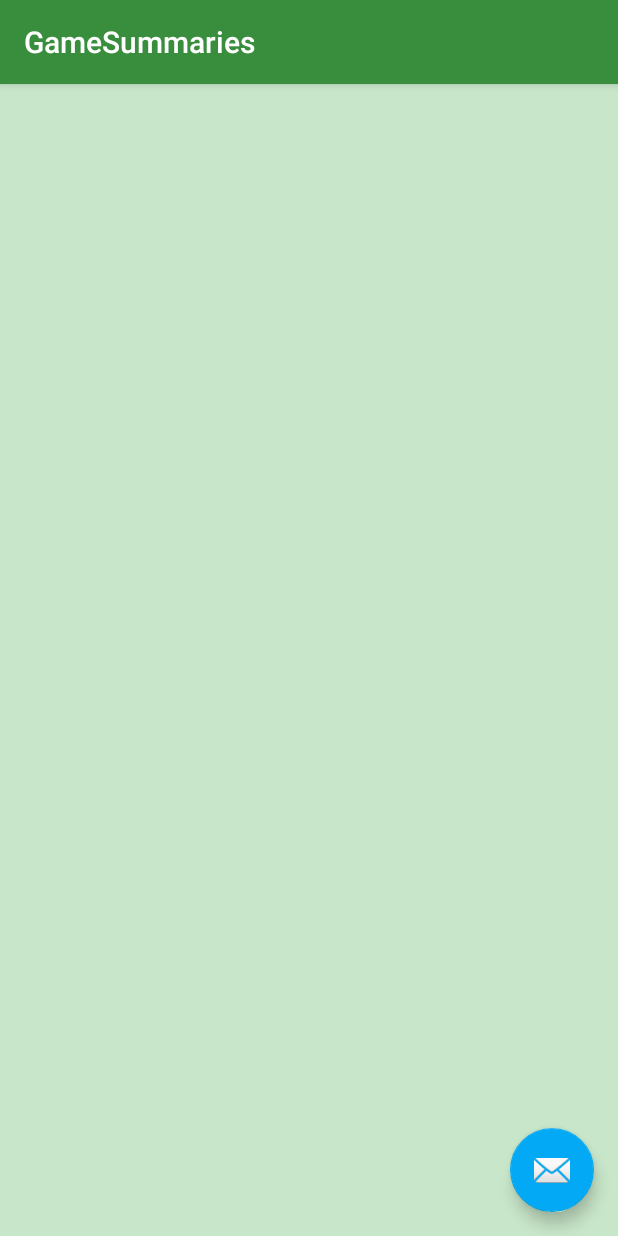
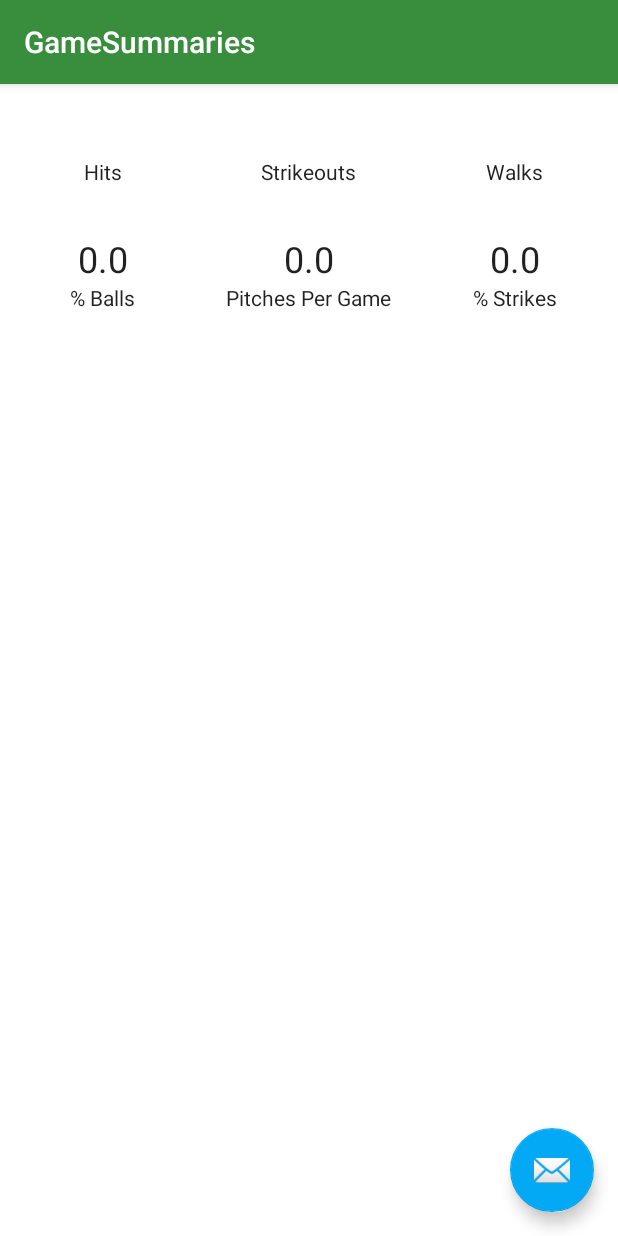
Before and after one commit to akodiakson/Capstone-Project, an Android app: the GameSummaryListActivity screen opened directly, with no data from a screen before it, on a phone screen of 412 x 824 dp. Run offline under Robolectric (Android 15) with nearby library versions, the phone set to English and light mode, and no system bars; 1 statement that could not run was skipped.

Commit message:
-- Stubbed total and average layouts. Calculations for averages and season stats.

```diff
--- a/app/src/main/java/com/akodiakson/pitchcounter/activity/GameSummaryListActivity.java
+++ b/app/src/main/java/com/akodiakson/pitchcounter/activity/GameSummaryListActivity.java
@@ -20,6 +20,7 @@ import com.akodiakson.pitchcounter.data.GameContract;
 import com.akodiakson.pitchcounter.data.GameCursorUtil;
 import com.akodiakson.pitchcounter.data.LoaderIdConstants;
 import com.akodiakson.pitchcounter.model.Game;
+import com.akodiakson.pitchcounter.model.SeasonStatsTO;
 import com.akodiakson.pitchcounter.util.GameSummaryPopulator;
 
 import java.lang.ref.WeakReference;
@@ -42,12 +43,9 @@ public class GameSummaryListActivity extends AppCompatActivity implements Loader
      */
     private boolean mTwoPane;
 
-    private List<Game> gameSummaries;
-
     @Override
     protected void onCreate(Bundle savedInstanceState) {
         super.onCreate(savedInstanceState);
-        System.out.println("GameSummaryListActivity.onCreate");
         setContentView(R.layout.activity_gamesummary_list);
 
         Toolbar toolbar = (Toolbar) findViewById(R.id.toolbar);
@@ -102,12 +100,14 @@ public class GameSummaryListActivity extends AppCompatActivity implements Loader
         System.out.println("GameSummaryListActivity.onLoadFinished");
         switch (loader.getId()) {
             case LoaderIdConstants.LOADER_ID_GET_GAME_SUMMARIES:
-                gameSummaries = new ArrayList<>();
+                List<Game> gameSummaries = new ArrayList<>();
+                SeasonStatsTO seasonStatsTO = new SeasonStatsTO();
                 while(data.moveToNext()) {
                     Game game = GameCursorUtil.buildGame(data);
+                    seasonStatsTO.addGameStats(game);
                     gameSummaries.add(game);
                 }
-                setAdapterData();
+                setAdapterData(gameSummaries, seasonStatsTO);
                 break;
         }
     }
@@ -117,9 +117,11 @@ public class GameSummaryListActivity extends AppCompatActivity implements Loader
 
     }
 
-    private void setAdapterData(){
+    private void setAdapterData(List<Game> gameSummaries, SeasonStatsTO seasonStats){
+        System.out.println("GameSummaryListActivity.setAdapterData");
+        System.out.println("seasonStats = " + seasonStats);
         View recyclerView = findViewById(R.id.gamesummary_list);
         assert recyclerView != null;
-        ((RecyclerView)recyclerView).setAdapter(new GameSummaryAdapter(GameSummaryPopulator.populate(gameSummaries), mTwoPane, new WeakReference<FragmentActivity>(this)));
+        ((RecyclerView)recyclerView).setAdapter(new GameSummaryAdapter(GameSummaryPopulator.populate(gameSummaries, seasonStats), mTwoPane, new WeakReference<FragmentActivity>(this)));
     }
 }
--- a/app/src/main/java/com/akodiakson/pitchcounter/adapter/GameSummaryAdapter.java
+++ b/app/src/main/java/com/akodiakson/pitchcounter/adapter/GameSummaryAdapter.java
@@ -13,8 +13,10 @@ import com.akodiakson.pitchcounter.R;
 import com.akodiakson.pitchcounter.activity.GameSummaryDetailActivity;
 import com.akodiakson.pitchcounter.activity.GameSummaryDetailFragment;
 import com.akodiakson.pitchcounter.adapter.viewholder.GameSummaryViewHolder;
+import com.akodiakson.pitchcounter.adapter.viewholder.SeasonAveragesViewHolder;
 import com.akodiakson.pitchcounter.adapter.viewholder.SeasonTotalsViewHolder;
 import com.akodiakson.pitchcounter.model.Game;
+import com.akodiakson.pitchcounter.model.SeasonStatsTO;
 import com.akodiakson.pitchcounter.model.SummaryItemTO;
 import com.akodiakson.pitchcounter.model.SummaryItemType;
 
@@ -51,6 +53,8 @@ public class GameSummaryAdapter extends RecyclerView.Adapter<RecyclerView.ViewHo
                 holder = new GameSummaryViewHolder(view);
                 break;
             case VIEW_TYPE_SEASON_AVERAGES:
+                view = LayoutInflater.from(parent.getContext()).inflate(R.layout.layout_summaries_season_averages, parent, false);
+                holder = new SeasonAveragesViewHolder(view);
                 break;
             case VIEW_TYPE_SEASON_TOTALS:
                 view = LayoutInflater.from(parent.getContext()).inflate(R.layout.layout_summaries_season_totals, parent, false);
@@ -68,12 +72,24 @@ public class GameSummaryAdapter extends RecyclerView.Adapter<RecyclerView.ViewHo
                 bindGameSummaryItem((GameSummaryViewHolder) holder, position);
                 break;
             case VIEW_TYPE_SEASON_AVERAGES:
-//                bindGameSummaryItem((GameSummaryViewHolder) holder, position);
+                bindAverages((SeasonAveragesViewHolder)holder, position);
                 break;
             case VIEW_TYPE_SEASON_TOTALS:
-//                bindGameSummaryItem((GameSummaryViewHolder) holder, position);
+                bindTotals((SeasonTotalsViewHolder)holder, position);
                 break;
         }
+    }
+
+    private void bindAverages(SeasonAveragesViewHolder holder, int position) {
+        SummaryItemTO summaryItemTO = mValues.get(position);
+        SeasonStatsTO data = (SeasonStatsTO) summaryItemTO.getData();
+        holder.getFirst().setText(String.valueOf(data.calculatePercentBalls()));
+        holder.getSecond().setText(String.valueOf(data.calculateAveragePitchesPerGame()));
+        holder.getThird().setText(String.valueOf(data.calculatePercentStrikes()));
+    }
+
+    private void bindTotals(SeasonTotalsViewHolder holder, int position) {
+
     }
 
     @Override
--- /dev/null
+++ b/app/src/main/java/com/akodiakson/pitchcounter/adapter/viewholder/SeasonAveragesViewHolder.java
@@ -0,0 +1,36 @@
+package com.akodiakson.pitchcounter.adapter.viewholder;
+
+import android.support.v7.widget.RecyclerView;
+import android.view.View;
+import android.widget.TextView;
+
+import com.akodiakson.pitchcounter.R;
+
+/**
+ * Created by ace0808 on 4/22/2016.
+ */
+public class SeasonAveragesViewHolder extends RecyclerView.ViewHolder{
+
+    private TextView first;
+    private TextView second;
+    private TextView third;
+
+    public SeasonAveragesViewHolder(View rowView){
+        super(rowView);
+        first = (TextView) rowView.findViewById(R.id.season_average_balls);
+        second = (TextView) rowView.findViewById(R.id.season_average_pitches);
+        third = (TextView) rowView.findViewById(R.id.season_average_strikes);
+    }
+
+    public TextView getFirst() {
+        return first;
+    }
+
+    public TextView getSecond() {
+        return second;
+    }
+
+    public TextView getThird() {
+        return third;
+    }
+}
--- a/app/src/main/java/com/akodiakson/pitchcounter/data/GameContract.java
+++ b/app/src/main/java/com/akodiakson/pitchcounter/data/GameContract.java
@@ -16,15 +16,28 @@ public final class GameContract {
     public static final String STRIKEOUTS = "strikeouts";
     public static final String WALKS = "walks";
 
-    public static final String GAME_COUNT_FOR_DATE = "gameCountForDate";
-    public static final String GAME_COUNT_FOR_DATE_SELECTION = "count(*) as gameCountForDate";
+    public static final String NUM_GAMES = "numGames";
+    public static final String NUM_GAMES_SELECTION = "count(*) as numGames";
 
     public static final String[] PROJECTION_ALL_COLUMNS = new String[]{
             _ID, DATE, PITCHES, STRIKES, BALLS, HITS, STRIKEOUTS, WALKS
     };
 
     public static final String[] PROJECTION_GAME_COUNT_FOR_DATE = new String[]{
-            GAME_COUNT_FOR_DATE_SELECTION
+            NUM_GAMES_SELECTION
+    };
+
+    public static final String SEASON_NUM_PITCHES = "seasonPitches";
+    public static final String SEASON_NUM_PITCHES_SELECTION = "sum(" + PITCHES + ") as seasonPitches";
+
+    public static final String SEASON_NUM_BALLS = "seasonBalls";
+    public static final String SEASON_NUM_BALLS_SELECTION = "sum(" + BALLS + ") as seasonBalls";
+
+    public static final String SEASON_NUM_STRIKES = "seasonStrikes";
+    public static final String SEASON_NUM_STRIKES_SELECTION = "sum(" + STRIKES + ") as seasonStrikes";
+
+    public static final String[] PROJECTION_SUMMARY_CALCULATIONS = new String[]{
+            NUM_GAMES_SELECTION, SEASON_NUM_PITCHES_SELECTION, SEASON_NUM_BALLS_SELECTION, SEASON_NUM_STRIKES_SELECTION
     };
 
     public static final String SQL_CREATE = "CREATE TABLE " +
--- a/app/src/main/java/com/akodiakson/pitchcounter/data/LoaderIdConstants.java
+++ b/app/src/main/java/com/akodiakson/pitchcounter/data/LoaderIdConstants.java
@@ -17,6 +17,5 @@ public final class LoaderIdConstants {
     public static final int LOADER_ID_GET_GAME_SUMMARIES = 10;
     public static final int LOADER_ID_GET_GAME_SUMMARY = 11;
 
-    public static final int LOADER_ID_SEASON_AVERAGE_STATS = 21;
-    public static final int LOADER_ID_SEASON_TOTAL_STATS = 22;
+    public static final int LOADER_ID_SEASON_AVERAGE_AND_TOTAL_STATS = 21;
 }
--- a/app/src/main/java/com/akodiakson/pitchcounter/fragment/GameFragment.java
+++ b/app/src/main/java/com/akodiakson/pitchcounter/fragment/GameFragment.java
@@ -218,7 +218,7 @@ public class GameFragment extends Fragment implements LoaderManager.LoaderCallba
     public void onLoadFinished(Loader<Cursor> loader, Cursor data) {
         switch (loader.getId()) {
             case LoaderIdConstants.LOADER_ID_DOES_GAME_EXIST_FOR_DATE:
-                int countForDateIndex = data.getColumnIndex(GameContract.GAME_COUNT_FOR_DATE);
+                int countForDateIndex = data.getColumnIndex(GameContract.NUM_GAMES);
                 data.moveToFirst();
                 int numberOfGamesToday = data.getInt(countForDateIndex);
                 boolean doesGameExist = numberOfGamesToday > 0;
--- /dev/null
+++ b/app/src/main/java/com/akodiakson/pitchcounter/model/SeasonStatsTO.java
@@ -0,0 +1,110 @@
+package com.akodiakson.pitchcounter.model;
+
+/**
+ * Created by ace0808 on 4/22/2016.
+ */
+public class SeasonStatsTO {
+
+    private int totalBalls;
+    private int totalStrikes;
+    private int totalHits;
+    private int totalStrikeouts;
+    private int totalWalks;
+    private int totalGames;
+
+    public int getTotalPitches() {
+        return this.totalBalls + this.totalStrikes;
+    }
+
+    public int getTotalBalls() {
+        return totalBalls;
+    }
+
+    public void addToTotalBalls(int totalBalls) {
+        this.totalBalls += totalBalls;
+    }
+
+    public int getTotalStrikes() {
+        return totalStrikes;
+    }
+
+    public void addToTotalStrikes(int totalStrikes) {
+        this.totalStrikes += totalStrikes;
+    }
+
+    public int getTotalHits() {
+        return totalHits;
+    }
+
+    public void addToTotalHits(int totalHits) {
+        this.totalHits += totalHits;
+    }
+
+    public int getTotalStrikeouts() {
+        return totalStrikeouts;
+    }
+
+    public void addToTotalStrikeouts(int totalStrikeouts) {
+        this.totalStrikeouts = totalStrikeouts;
+    }
+
+    public int getTotalWalks() {
+        return totalWalks;
+    }
+
+    public void addToTotalWalks(int totalWalks) {
+        this.totalWalks += totalWalks;
+    }
+
+    public int getTotalGames() {
+        return totalGames;
+    }
+
+    public void setTotalGames(int totalGames) {
+        this.totalGames += totalGames;
+    }
+
+    public float calculateAveragePitchesPerGame(){
+        if(this.totalGames == 0){
+            return 0;
+        }
+        return (float)this.getTotalPitches()/(float)this.totalGames;
+    }
+
+    public float calculatePercentBalls(){
+        if(this.getTotalPitches() == 0){
+            return 0;
+        }
+        return (float)this.getTotalBalls()/(float)this.getTotalPitches();
+    }
+
+    public float calculatePercentStrikes(){
+        if(this.getTotalPitches() == 0){
+            return 0;
+        }
+        return (float)this.totalStrikes/(float)this.getTotalPitches();
+    }
+
+
+    public void addGameStats(Game game) {
+        addToTotalBalls(game.getBalls());
+        addToTotalStrikes(game.getStrikes());
+        addToTotalHits(game.getHits());
+        addToTotalStrikeouts(game.getStrikeouts());
+        addToTotalWalks(game.getWalks());
+        setTotalGames(1);
+    }
+
+    @Override
+    public String toString() {
+        return "SeasonStatsTO{" +
+                "totalPitches=" + getTotalPitches() +
+                ", totalBalls=" + totalBalls +
+                ", totalStrikes=" + totalStrikes +
+                ", totalHits=" + totalHits +
+                ", totalStrikeouts=" + totalStrikeouts +
+                ", totalWalks=" + totalWalks +
+                ", totalGames=" + totalGames +
+                '}';
+    }
+}
--- a/app/src/main/java/com/akodiakson/pitchcounter/util/GameSummaryPopulator.java
+++ b/app/src/main/java/com/akodiakson/pitchcounter/util/GameSummaryPopulator.java
@@ -1,6 +1,7 @@
 package com.akodiakson.pitchcounter.util;
 
 import com.akodiakson.pitchcounter.model.Game;
+import com.akodiakson.pitchcounter.model.SeasonStatsTO;
 import com.akodiakson.pitchcounter.model.SummaryItemTO;
 import com.akodiakson.pitchcounter.model.SummaryItemType;
 
@@ -12,8 +13,16 @@ import java.util.List;
  */
 public class GameSummaryPopulator {
 
-    public static List<SummaryItemTO> populate(List<Game> gameSummaries){
+    public static List<SummaryItemTO> populate(List<Game> gameSummaries, SeasonStatsTO seasonStats){
         List<SummaryItemTO> summaryViewItems = new ArrayList<>();
+
+        SummaryItemTO totalsItem = new SummaryItemTO(SummaryItemType.SEASON);
+        totalsItem.setData(seasonStats);
+        summaryViewItems.add(totalsItem);
+
+        SummaryItemTO averagesItem = new SummaryItemTO(SummaryItemType.AVERAGE);
+        averagesItem.setData(seasonStats);
+        summaryViewItems.add(averagesItem);
 
         for (Game gameSummary : gameSummaries) {
             SummaryItemTO object = new SummaryItemTO(SummaryItemType.GAME);
--- /dev/null
+++ b/app/src/main/res/layout/layout_summaries_season_averages.xml
@@ -0,0 +1,76 @@
+<?xml version="1.0" encoding="utf-8"?>
+<LinearLayout xmlns:android="http://schemas.android.com/apk/res/android"
+    xmlns:tools="http://schemas.android.com/tools"
+    android:layout_width="match_parent"
+    android:layout_height="wrap_content"
+    android:orientation="horizontal"
+    android:paddingTop="@dimen/summary_vertical_padding"
+    android:paddingBottom="@dimen/summary_vertical_padding">
+
+    <LinearLayout
+        android:layout_width="0dp"
+        android:layout_height="wrap_content"
+        android:layout_weight="1"
+        android:gravity="center"
+        android:orientation="vertical">
+
+        <TextView
+            android:id="@+id/season_average_balls"
+            style="@style/SeasonTotalsValue"
+            android:layout_width="wrap_content"
+            android:layout_height="wrap_content"
+            tools:text="@string/game_entry_numeric_default_value" />
+
+        <TextView
+            style="@style/SeasonTotalsLabel"
+            android:layout_width="wrap_content"
+            android:layout_height="wrap_content"
+            android:text="@string/averages_balls_label" />
+
+    </LinearLayout>
+
+    <LinearLayout
+        android:layout_width="0dp"
+        android:layout_height="wrap_content"
+        android:layout_weight="1"
+        android:gravity="center"
+        android:orientation="vertical">
+
+        <TextView
+            android:id="@+id/season_average_pitches"
+            style="@style/SeasonTotalsValue"
+            android:layout_width="wrap_content"
+            android:layout_height="wrap_content"
+            tools:text="@string/game_entry_numeric_default_value" />
+
+        <TextView
+            style="@style/SeasonTotalsLabel"
+            android:layout_width="wrap_content"
+            android:layout_height="wrap_content"
+            android:text="@string/averages_pitches_per_game" />
+
+    </LinearLayout>
+
+    <LinearLayout
+        android:layout_width="0dp"
+        android:layout_height="wrap_content"
+        android:layout_weight="1"
+        android:gravity="center"
+        android:orientation="vertical">
+
+        <TextView
+            android:id="@+id/season_average_strikes"
+            style="@style/SeasonTotalsValue"
+            android:layout_width="wrap_content"
+            android:layout_height="wrap_content"
+            tools:text="@string/game_entry_numeric_default_value" />
+
+        <TextView
+            style="@style/SeasonTotalsLabel"
+            android:layout_width="wrap_content"
+            android:layout_height="wrap_content"
+            android:text="@string/averages_strikes_label" />
+
+    </LinearLayout>
+
+</LinearLayout>
--- a/app/src/main/res/values/strings.xml
+++ b/app/src/main/res/values/strings.xml
@@ -20,4 +20,7 @@
     <string name="game_entry_history_menu_item">History</string>
     <string name="title_gamesummary_list">GameSummaries</string>
     <string name="title_gamesummary_detail">GameSummary Detail</string>
+    <string name="averages_balls_label">% Balls</string>
+    <string name="averages_pitches_per_game">Pitches Per Game</string>
+    <string name="averages_strikes_label">% Strikes</string>
 </resources>
--- a/app/src/main/res/values/styles.xml
+++ b/app/src/main/res/values/styles.xml
@@ -6,7 +6,7 @@
         <item name="colorPrimary">@color/colorPrimary</item>
         <item name="colorPrimaryDark">@color/colorPrimaryDark</item>
         <item name="colorAccent">@color/colorAccent</item>
-        <item name="android:windowBackground">@color/appWindowBackground</item>
+        <item name="android:windowBackground">@color/white</item>
     </style>
 
     <style name="ButtonContainerStyleSecondary">
```
